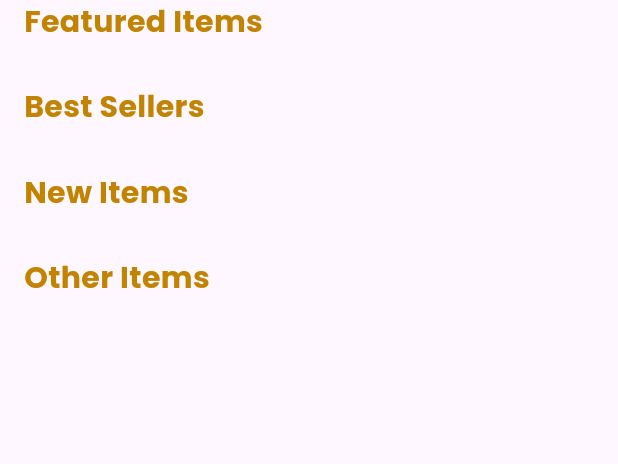
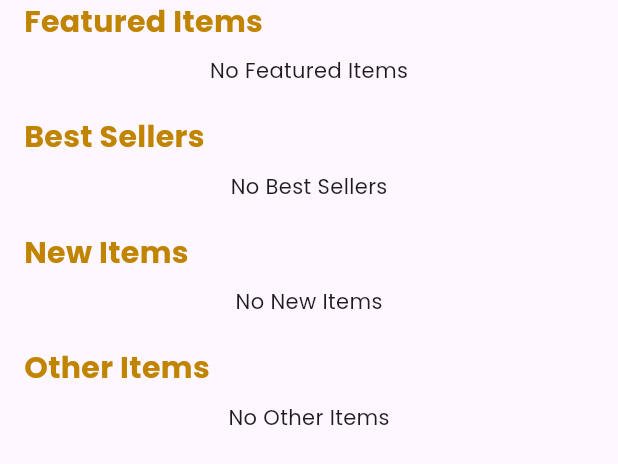
Before and after one commit to Moatasem-Official/CRUD-Mix-Cafe-App, a Flutter app: the CustomScrollViewWidget widget shown alone on an empty page, opened directly with empty values, on a phone screen of 412 x 824 dp. Shown: the top 464 px of the screen. Run offline on Flutter 3.47's test engine with Material 3 defaults, Android fonts, the phone set to English and light mode, and no system bars; our stand-ins replace animated_notch_bottom_bar, awesome_snackbar_content, bloc, carousel_slider, cloud_firestore, device_preview and 16 more; missing offline and left inert: bottom_bar; accounts and stored records are empty.

Commit message:
Handle Customer Home Products Empty States

```diff
--- a/lib/presentation/widgets/customer/customer_home_screen/custom_scroll_view_widget.dart
+++ b/lib/presentation/widgets/customer/customer_home_screen/custom_scroll_view_widget.dart
@@ -37,7 +37,9 @@ class CustomScrollViewWidget extends StatelessWidget {
         SliverToBoxAdapter(
           child: Padding(
             padding: const EdgeInsets.only(left: 16, right: 16),
-            child: CustomItemsHorizontalListView(
+            child: featuredProducts.isEmpty
+                ? const Center(child: Text('No Featured Items'))
+                : CustomItemsHorizontalListView(
                     products: featuredProducts,
                     onAddToCart: (product) => onAddToCart(product),
                   ),
@@ -58,7 +60,9 @@ class CustomScrollViewWidget extends StatelessWidget {
         SliverToBoxAdapter(
           child: Padding(
             padding: const EdgeInsets.only(left: 16, right: 16),
-            child: CustomItemsHorizontalListView(
+            child: bestProducts.isEmpty
+                ? const Center(child: Text('No Best Sellers'))
+                : CustomItemsHorizontalListView(
                     products: bestProducts,
                     onAddToCart: onAddToCart,
                   ),
@@ -79,7 +83,9 @@ class CustomScrollViewWidget extends StatelessWidget {
         SliverToBoxAdapter(
           child: Padding(
             padding: const EdgeInsets.only(left: 16, right: 16),
-            child: CustomItemsHorizontalListView(
+            child: newProducts.isEmpty
+                ? const Center(child: Text('No New Items'))
+                : CustomItemsHorizontalListView(
                     products: newProducts,
                     onAddToCart: onAddToCart,
                   ),
@@ -100,7 +106,9 @@ class CustomScrollViewWidget extends StatelessWidget {
         SliverToBoxAdapter(
           child: Padding(
             padding: const EdgeInsets.only(left: 16, right: 16),
-            child: CustomItemsHorizontalListView(
+            child: otherProducts.isEmpty
+                ? const Center(child: Text('No Other Items'))
+                : CustomItemsHorizontalListView(
                     products: otherProducts,
                     onAddToCart: onAddToCart,
                   ),
```
Lines whose indentation alone changed are shown as unchanged.
